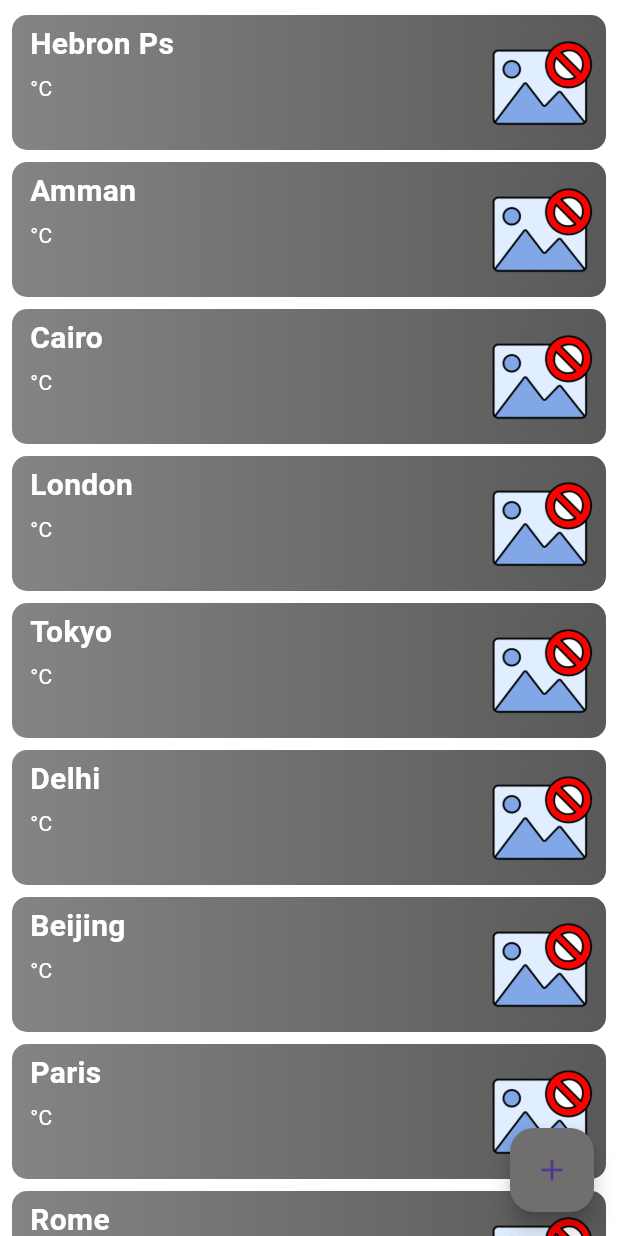
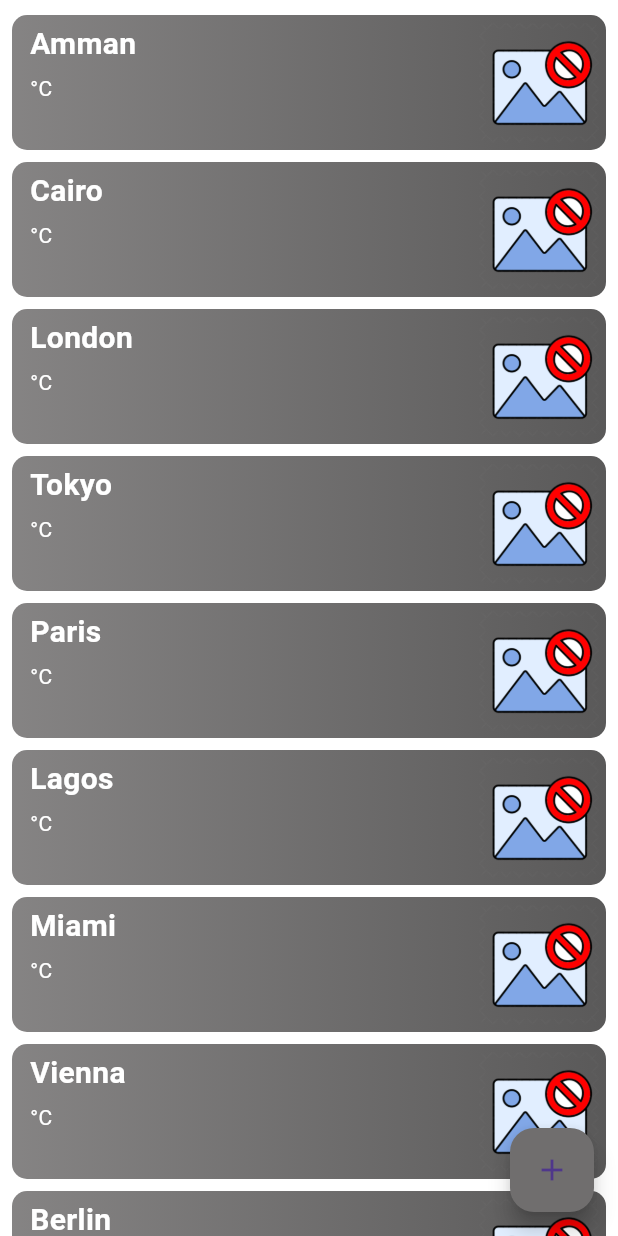
Before and after one commit to hussamburqan/weatherapp, a Flutter app: the PlacesScreen screen opened directly with empty values, on a phone screen of 412 x 824 dp. Run offline on Flutter 3.47's test engine with Material 3 defaults, Android fonts, the light colour scheme and no system bars; drawn by our look-alikes of flutter_slidable, liquid_pull_to_refresh; our stand-ins replace connectivity_plus, geolocator, google_maps_flutter, hive, hive_flutter; accounts and stored records are empty; network calls fail.

Commit message:
final edit

```diff
--- a/lib/Model/City Data.dart
+++ b/lib/Model/City Data.dart
@@ -1,20 +1,11 @@
-
 class City {
   String city;
-
   String tempc;
-
   String condition;
 
   City({required this.condition, required this.tempc, required this.city});
 
-
   static List<City> citiesList = [
-    City(
-      condition: '',
-      tempc: '0',
-      city: 'Hebron Ps',
-    ),
     City(
       condition: '',
       tempc: '0',
@@ -39,37 +30,12 @@ class City {
     City(
       condition: '',
       tempc: '0',
-      city: 'Delhi',
-    ),
-    City(
-      condition: '',
-      tempc: '0',
-      city: 'Beijing',
-    ),
-    City(
-      condition: '',
-      tempc: '0',
       city: 'Paris',
     ),
     City(
       condition: '',
       tempc: '0',
-      city: 'Rome',
-    ),
-    City(
-      condition: '',
-      tempc: '0',
       city: 'Lagos',
-    ),
-    City(
-      condition: '',
-      tempc: '0',
-      city: 'Amsterdam',
-    ),
-    City(
-      condition: '',
-      tempc: '0',
-      city: 'Barcelona',
     ),
     City(
       condition: '',
@@ -86,21 +52,6 @@ class City {
       tempc: '0',
       city: 'Berlin',
     ),
-    City(
-      condition: '',
-      tempc: '0',
-      city: 'Toronto',
-    ),
-    City(
-      condition: '',
-      tempc: '0',
-      city: 'Brussels',
-    ),
-    City(
-      condition: '',
-      tempc: '0',
-      city: 'Nairobi',
-    ),
   ];
 
 }
--- a/lib/Model/Weather Data.dart
+++ b/lib/Model/Weather Data.dart
@@ -5,9 +5,10 @@ class WeatherData {
   final String condition;
   final String country;
   final String time;
-
+  final String city;
 
   WeatherData({
+    required this.city,
     required this.wind,
     required this.humidity,
     required this.time,
@@ -19,6 +20,7 @@ class WeatherData {
 
   factory WeatherData.fromJson(Map<String, dynamic> json) {
     return WeatherData(
+        city: json['location']['name'],
         humidity: json['current']['humidity'],
         wind: json['current']['wind_kph'],
         country: json ['location']['country'],
--- a/lib/Screens/DailyScreen.dart
+++ b/lib/Screens/DailyScreen.dart
@@ -110,7 +110,6 @@ class _DailyScreenState extends State<DailyScreen> {
                               Text('High : ${day.tempCH}°C',style: const TextStyle(color: Colors.white)),
                               Text('Low : ${day.tempCL}°C' ,style: const TextStyle(color: Colors.white)),
                               Text('${day.condition}' ,style: const TextStyle(color: Colors.white)),
-
                             ],
                           ),
                         ),
--- a/lib/Screens/HomeScreen.dart
+++ b/lib/Screens/HomeScreen.dart
@@ -1,7 +1,5 @@
 import 'package:flutter/material.dart';
-import 'package:provider/provider.dart';
 import 'package:weather_app/Model/Weather%20Data.dart';
-import 'package:weather_app/main.dart';
 import '../service/ImageExist.dart';
 
 class HomeScreen extends StatefulWidget {
@@ -27,7 +25,7 @@ class _HomeScreenState extends State<HomeScreen>  {
               children: [
 
                 const SizedBox(height: 100),
-                Text(context.watch<PlaceProvider>().getPlace(),style: const TextStyle(fontSize: 50,color: Color(0xFFFFFFFF))),
+                Text(widget.DataWeather.city,style: const TextStyle(fontSize: 50,color: Color(0xFFFFFFFF))),
 
                 Text(widget.DataWeather.country,textAlign: TextAlign.center ,style: const TextStyle(fontSize: 40,color: Color(0xFFFFFFFF))),
 
--- a/lib/main.dart
+++ b/lib/main.dart
@@ -15,16 +15,15 @@ void main() async{
 
 class MyApp extends StatelessWidget {
   MyApp({super.key});
-
   @override
   Widget build(BuildContext context) {
     return MultiProvider(providers: [
       ChangeNotifierProvider(create: (context) => PlaceProvider(),)
     ],
-      child: MaterialApp(
+        child: MaterialApp(
           debugShowCheckedModeBanner: false,
-          home: SecondMain()
-        ),
+          home: SecondMain(),
+        )
     );
   }
 }
@@ -38,6 +37,6 @@ class PlaceProvider extends ChangeNotifier{
   }
 
   String getPlace(){
-    return _Home.get(1) ?? 'Hebron Ps';
+    return _Home.get(1) ?? 'Hebron PS';
   }
 }
```
Also changed, not shown: lib/Mains/Second main.dart (+5 -13 lines), lib/Screens/MapScreen.dart (+18 -18 lines), lib/service/GetLocationService.dart (+5 -3 lines), lib/Screens/PlacesScreen.dart (indentation only).
